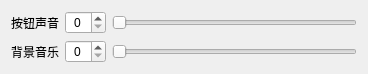
This is src/ui/components/gameSoundSetting.ui in CodingRookie98/Sudoku-Solo as Qt 5 draws it before an edit. The edited form follows.
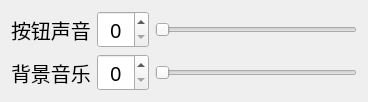
This is the edited form.

Patch:
```diff
--- a/src/ui/components/gameSoundSetting.ui
+++ b/src/ui/components/gameSoundSetting.ui
@@ -10,6 +10,12 @@
     <height>68</height>
    </rect>
   </property>
+  <property name="font">
+   <font>
+    <family>Arial Black</family>
+    <pointsize>15</pointsize>
+   </font>
+  </property>
   <property name="windowTitle">
    <string>GameSoundSetting</string>
   </property>
```
